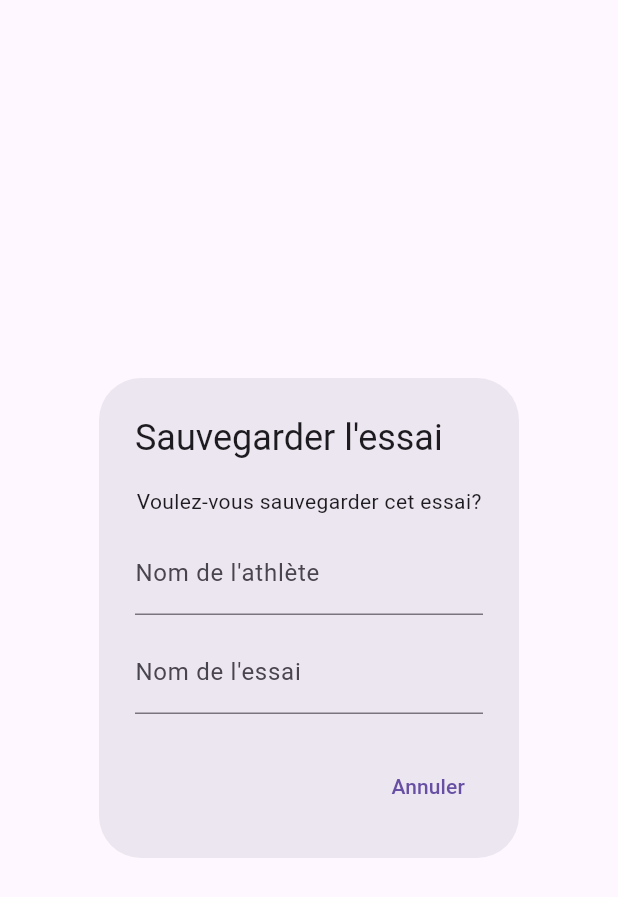
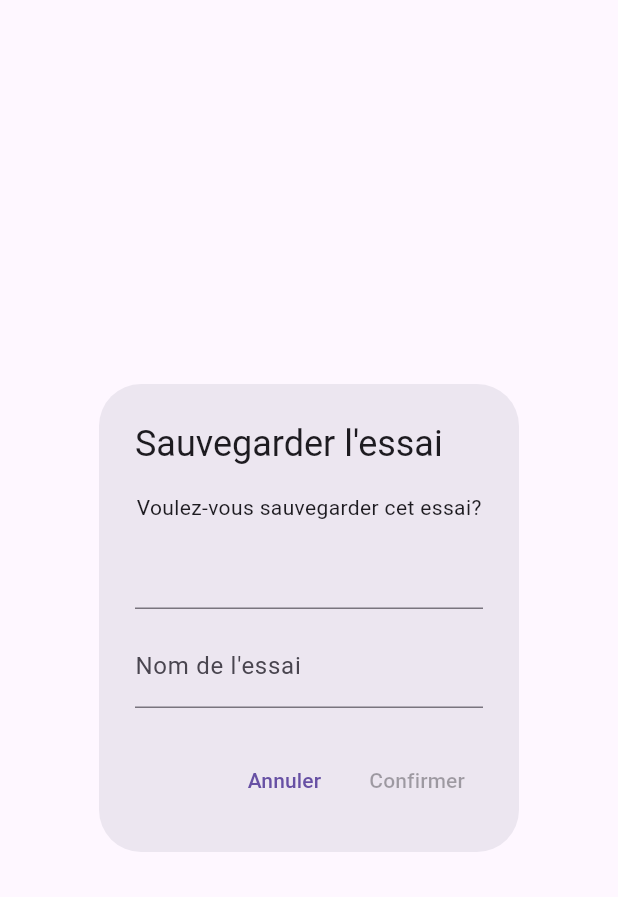
Before and after one commit to pariterre/flight_time, a Flutter app: the SaveTrialDialog widget shown alone on an empty page, opened directly, on a phone screen of 412 x 824 dp. Shown: the top 897 px of the screen. Run offline on Flutter 3.47's test engine with Material 3 defaults, Android fonts, the phone set to English and light mode, and no system bars; our stand-ins replace camera, sembast, video_player.

Commit message:
Starting the save page

```diff
--- a/lib/texts.dart
+++ b/lib/texts.dart
@@ -44,6 +44,8 @@ class Texts {
       : 'Vous perdrez votre progression.';
 
   // The texts for the buttons
+  String get confirm => language == Language.en ? 'Confirm' : 'Confirmer';
+
   String get cancel => language == Language.en ? 'Cancel' : 'Annuler';
 
   String get quit => language == Language.en ? 'Quit' : 'Quitter';
--- a/lib/widgets/save_trial_dialog.dart
+++ b/lib/widgets/save_trial_dialog.dart
@@ -1,13 +1,30 @@
+import 'package:flight_time/models/athletes.dart';
 import 'package:flight_time/texts.dart';
 import 'package:flutter/material.dart';
 
-class SaveTrialDialog extends StatelessWidget {
+class SaveTrialDialog extends StatefulWidget {
   const SaveTrialDialog({super.key});
 
+  @override
+  State<SaveTrialDialog> createState() => _SaveTrialDialogState();
+}
+
+class _SaveTrialDialogState extends State<SaveTrialDialog> {
+  bool _canSave = false;
+  final _athleteController = TextEditingController();
+  final _trialNameController = TextEditingController();
+
+  @override
+  void initState() {
+    _athleteController.addListener(() {
+      _canSave = _athleteController.text.isNotEmpty &&
+          _trialNameController.text.isNotEmpty;
+      setState(() {});
+    });
+    super.initState();
+  }
+
   // The save trial dialog is in two parts. The first part is the name of the athlete that can be
-  // typed in and is automatically filed if the athlete exists in the database.
-  // The second part is the name of the trial which is automatically set to
-  // DATE_HOUR_MINUTE and can be augmented with "_NOTE"
   @override
   Widget build(BuildContext context) {
     return AlertDialog(
@@ -17,11 +34,43 @@ class SaveTrialDialog extends StatelessWidget {
         children: [
           Text(Texts.instance.doYouWantToSaveThisTrial),
           const SizedBox(height: 10),
-          TextField(
-            decoration: InputDecoration(
-              labelText: Texts.instance.athleteName,
-              hintText: Texts.instance.athleteName,
-            ),
+          RawAutocomplete<String>(
+            textEditingController: _athleteController,
+            focusNode: FocusNode(),
+            optionsBuilder: (controller) => Athletes.instance.athleteNames
+                .where((name) =>
+                    name.toLowerCase().contains(controller.text.toLowerCase()))
+                .toList(),
+            fieldViewBuilder: (context, controller, node, onSubmitted) {
+              return TextFormField(
+                controller: controller,
+                focusNode: node,
+                onFieldSubmitted: (value) => onSubmitted(),
+              );
+            },
+            optionsViewBuilder: (context, onSelected, options) {
+              return Align(
+                alignment: Alignment.topCenter,
+                child: Material(
+                  elevation: 4.0,
+                  child: SizedBox(
+                    height: 200,
+                    child: ListView.builder(
+                        padding: const EdgeInsets.all(8),
+                        itemCount: options.length,
+                        itemBuilder: (context, index) {
+                          final name = options.elementAt(index);
+                          return ListTile(
+                            title: Text(name),
+                            onTap: () {
+                              onSelected(name);
+                            },
+                          );
+                        }),
+                  ),
+                ),
+              );
+            },
           ),
           const SizedBox(height: 10),
           TextField(
@@ -37,6 +86,14 @@ class SaveTrialDialog extends StatelessWidget {
           onPressed: () => Navigator.of(context).pop(false),
           child: Text(Texts.instance.cancel),
         ),
+        TextButton(
+            onPressed: _canSave
+                ? () {
+                    // Print the selected athlete and trial names
+                    debugPrint('Athlete: ${_athleteController.text}');
+                  }
+                : null,
+            child: Text(Texts.instance.confirm)),
       ],
     );
   }
```
Also changed, not shown: lib/widgets/scaffold_video_playback.dart (+6 -3 lines).
